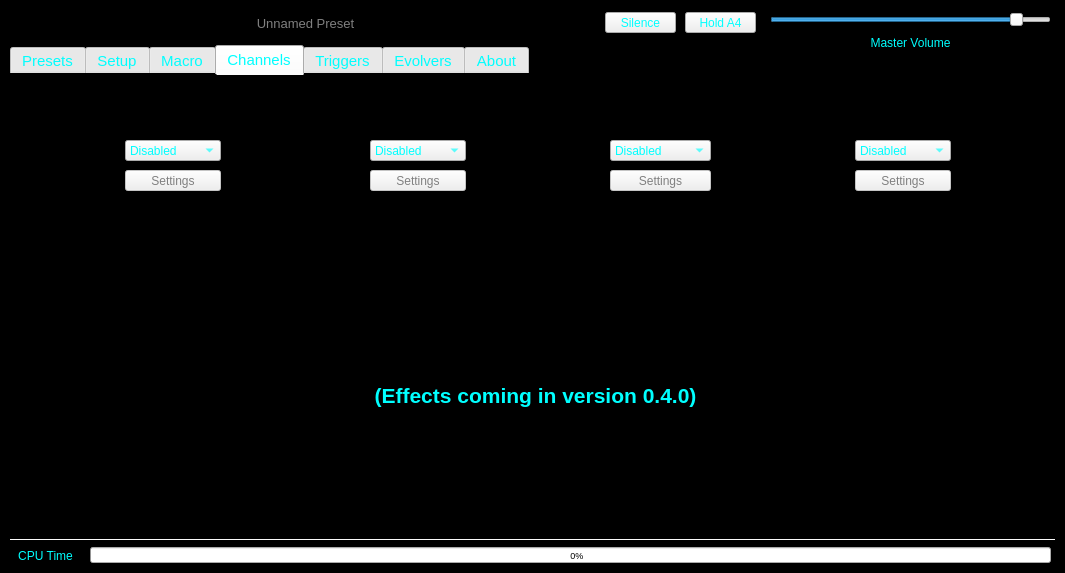
Before: the Qt Designer form ui/sbmain/soundbenchmain.ui in TheDaemoness/Soundbench, drawn with Qt 5.
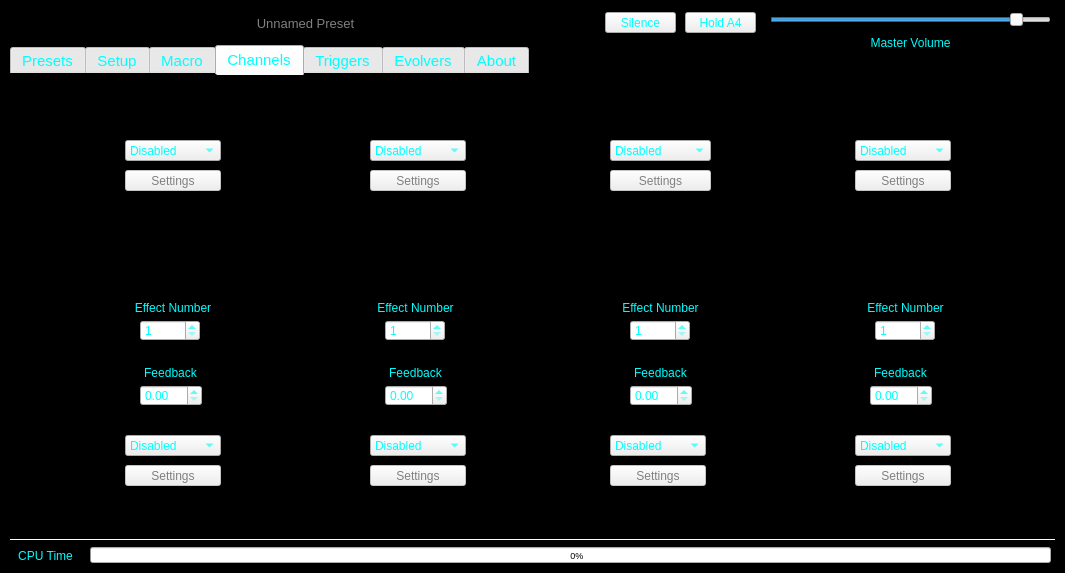
After: the same form once the commit is applied. The open tabs and pages were chosen to show the change. Icons and pictures are not drawn.

Commit message: Added the Effects controls to the Channels UI. Made some minor backend changes.

What changed in the file:
```diff
--- a/ui/sbmain/soundbenchmain.ui
+++ b/ui/sbmain/soundbenchmain.ui
@@ -290,6 +290,50 @@
 	border-image: url(:/spinbox/spinbox_lower_disabled.png);
 }
 
+QDoubleSpinBox {
+	color: cyan;
+	border-image: url(:/spinbox/spinbox_frame.png);
+}
+QDoubleSpinBox:hover {
+	border-image: url(:/spinbox/spinbox_frame_hover.png);
+}
+QDoubleSpinBox:focus {
+	border-image: url(:/spinbox/spinbox_frame_edit.png);
+}
+QDoubleSpinBox:disabled{
+	border-image: url(:/spinbox/spinbox_frame_disabled.png);
+	color: gray;
+}
+QDoubleSpinBox::up-button {
+	height: 11px;
+	width: 20px;
+	border-image: url(:/spinbox/spinbox_upper_idle.png);
+}
+QDoubleSpinBox::down-button {
+	height: 11px;
+	width: 20px;
+	border-image: url(:/spinbox/spinbox_lower_idle.png);
+}
+QDoubleSpinBox::up-button:hover {
+	border-image: url(:/spinbox/spinbox_upper_hover.png);
+}
+QDoubleSpinBox::up-button:pressed {
+	border-image: url(:/spinbox/spinbox_upper_pressed.png);
+}
+QDoubleSpinBox::up-button:disabled {
+	border-image: url(:/spinbox/spinbox_upper_disabled.png);
+}
+
+QDoubleSpinBox::down-button:hover {
+	border-image: url(:/spinbox/spinbox_lower_hover.png);
+}
+QDoubleSpinBox::down-button:pressed {
+	border-image: url(:/spinbox/spinbox_lower_pressed.png);
+}
+QDoubleSpinBox::down-button:disabled {
+	border-image: url(:/spinbox/spinbox_lower_disabled.png);
+}
+
 QPushButton {
 	border-image: url(:/buttons/button75_idle.png);
 }
@@ -1745,40 +1789,514 @@
        </property>
       </item>
      </widget>
-     <widget class="QGraphicsView" name="graphicsView">
+     <widget class="QLabel" name="fxNumberLabel1">
       <property name="geometry">
        <rect>
-        <x>10</x>
-        <y>195</y>
-        <width>1036</width>
-        <height>251</height>
+        <x>100</x>
+        <y>220</y>
+        <width>126</width>
+        <height>25</height>
        </rect>
       </property>
+      <property name="font">
+       <font>
+        <family>Ubuntu</family>
+       </font>
+      </property>
+      <property name="styleSheet">
+       <string notr="true"/>
+      </property>
+      <property name="text">
+       <string>Effect Number</string>
+      </property>
+      <property name="alignment">
+       <set>Qt::AlignCenter</set>
+      </property>
      </widget>
      <widget class="QLabel" name="macroComingSoon_2">
       <property name="geometry">
        <rect>
-        <x>10</x>
-        <y>195</y>
-        <width>1031</width>
-        <height>251</height>
+        <x>345</x>
+        <y>220</y>
+        <width>121</width>
+        <height>25</height>
        </rect>
       </property>
       <property name="font">
        <font>
         <family>Ubuntu</family>
-        <pointsize>16</pointsize>
-        <weight>75</weight>
-        <bold>true</bold>
        </font>
       </property>
+      <property name="styleSheet">
+       <string notr="true"/>
+      </property>
       <property name="text">
-       <string>(Effects coming in version 0.4.0)</string>
+       <string>Effect Number</string>
       </property>
       <property name="alignment">
        <set>Qt::AlignCenter</set>
       </property>
      </widget>
+     <widget class="QLabel" name="fxNumberLabel3">
+      <property name="geometry">
+       <rect>
+        <x>590</x>
+        <y>220</y>
+        <width>121</width>
+        <height>25</height>
+       </rect>
+      </property>
+      <property name="font">
+       <font>
+        <family>Ubuntu</family>
+       </font>
+      </property>
+      <property name="styleSheet">
+       <string notr="true"/>
+      </property>
+      <property name="text">
+       <string>Effect Number</string>
+      </property>
+      <property name="alignment">
+       <set>Qt::AlignCenter</set>
+      </property>
+     </widget>
+     <widget class="QLabel" name="fxNumberLabel4">
+      <property name="geometry">
+       <rect>
+        <x>835</x>
+        <y>220</y>
+        <width>121</width>
+        <height>25</height>
+       </rect>
+      </property>
+      <property name="font">
+       <font>
+        <family>Ubuntu</family>
+       </font>
+      </property>
+      <property name="styleSheet">
+       <string notr="true"/>
+      </property>
+      <property name="text">
+       <string>Effect Number</string>
+      </property>
+      <property name="alignment">
+       <set>Qt::AlignCenter</set>
+      </property>
+     </widget>
+     <widget class="QSpinBox" name="fxNumberBox1">
+      <property name="geometry">
+       <rect>
+        <x>130</x>
+        <y>245</y>
+        <width>60</width>
+        <height>21</height>
+       </rect>
+      </property>
+      <property name="minimum">
+       <number>1</number>
+      </property>
+      <property name="maximum">
+       <number>4</number>
+      </property>
+     </widget>
+     <widget class="QSpinBox" name="fxNumberBox2">
+      <property name="geometry">
+       <rect>
+        <x>375</x>
+        <y>245</y>
+        <width>60</width>
+        <height>21</height>
+       </rect>
+      </property>
+      <property name="minimum">
+       <number>1</number>
+      </property>
+      <property name="maximum">
+       <number>4</number>
+      </property>
+     </widget>
+     <widget class="QSpinBox" name="fxNumberBox3">
+      <property name="geometry">
+       <rect>
+        <x>620</x>
+        <y>245</y>
+        <width>60</width>
+        <height>21</height>
+       </rect>
+      </property>
+      <property name="minimum">
+       <number>1</number>
+      </property>
+      <property name="maximum">
+       <number>4</number>
+      </property>
+     </widget>
+     <widget class="QSpinBox" name="fxNumberBox4">
+      <property name="geometry">
+       <rect>
+        <x>865</x>
+        <y>245</y>
+        <width>60</width>
+        <height>21</height>
+       </rect>
+      </property>
+      <property name="minimum">
+       <number>1</number>
+      </property>
+      <property name="maximum">
+       <number>4</number>
+      </property>
+     </widget>
+     <widget class="QComboBox" name="fx1TypeBox">
+      <property name="geometry">
+       <rect>
+        <x>115</x>
+        <y>360</y>
+        <width>96</width>
+        <height>21</height>
+       </rect>
+      </property>
+      <property name="toolTip">
+       <string>Change this generator's type.</string>
+      </property>
+      <item>
+       <property name="text">
+        <string>Disabled</string>
+       </property>
+      </item>
+      <item>
+       <property name="text">
+        <string>Biquad</string>
+       </property>
+      </item>
+     </widget>
+     <widget class="QPushButton" name="fx1SettButton">
+      <property name="enabled">
+       <bool>false</bool>
+      </property>
+      <property name="geometry">
+       <rect>
+        <x>115</x>
+        <y>390</y>
+        <width>96</width>
+        <height>21</height>
+       </rect>
+      </property>
+      <property name="font">
+       <font>
+        <family>Ubuntu</family>
+       </font>
+      </property>
+      <property name="toolTip">
+       <string/>
+      </property>
+      <property name="text">
+       <string>Settings</string>
+      </property>
+     </widget>
+     <widget class="QPushButton" name="fx2SettButton">
+      <property name="enabled">
+       <bool>false</bool>
+      </property>
+      <property name="geometry">
+       <rect>
+        <x>360</x>
+        <y>390</y>
+        <width>96</width>
+        <height>21</height>
+       </rect>
+      </property>
+      <property name="font">
+       <font>
+        <family>Ubuntu</family>
+       </font>
+      </property>
+      <property name="toolTip">
+       <string/>
+      </property>
+      <property name="text">
+       <string>Settings</string>
+      </property>
+     </widget>
+     <widget class="QComboBox" name="fx2TypeBox">
+      <property name="geometry">
+       <rect>
+        <x>360</x>
+        <y>360</y>
+        <width>96</width>
+        <height>21</height>
+       </rect>
+      </property>
+      <property name="toolTip">
+       <string>Change this generator's type.</string>
+      </property>
+      <item>
+       <property name="text">
+        <string>Disabled</string>
+       </property>
+      </item>
+      <item>
+       <property name="text">
+        <string>Biquad</string>
+       </property>
+      </item>
+     </widget>
+     <widget class="QComboBox" name="fx3TypeBox">
+      <property name="geometry">
+       <rect>
+        <x>600</x>
+        <y>360</y>
+        <width>96</width>
+        <height>21</height>
+       </rect>
+      </property>
+      <property name="toolTip">
+       <string>Change this generator's type.</string>
+      </property>
+      <item>
+       <property name="text">
+        <string>Disabled</string>
+       </property>
+      </item>
+      <item>
+       <property name="text">
+        <string>Biquad</string>
+       </property>
+      </item>
+     </widget>
+     <widget class="QPushButton" name="fx3SettButton">
+      <property name="enabled">
+       <bool>false</bool>
+      </property>
+      <property name="geometry">
+       <rect>
+        <x>600</x>
+        <y>390</y>
+        <width>96</width>
+        <height>21</height>
+       </rect>
+      </property>
+      <property name="font">
+       <font>
+        <family>Ubuntu</family>
+       </font>
+      </property>
+      <property name="toolTip">
+       <string/>
+      </property>
+      <property name="text">
+       <string>Settings</string>
+      </property>
+     </widget>
+     <widget class="QComboBox" name="fx4TypeBox">
+      <property name="geometry">
+       <rect>
+        <x>845</x>
+        <y>360</y>
+        <width>96</width>
+        <height>21</height>
+       </rect>
+      </property>
+      <property name="toolTip">
+       <string>Change this generator's type.</string>
+      </property>
+      <item>
+       <property name="text">
+        <string>Disabled</string>
+       </property>
+      </item>
+      <item>
+       <property name="text">
+        <string>Biquad</string>
+       </property>
+      </item>
+     </widget>
+     <widget class="QPushButton" name="fx4SettButton">
+      <property name="enabled">
+       <bool>false</bool>
+      </property>
+      <property name="geometry">
+       <rect>
+        <x>845</x>
+        <y>390</y>
+        <width>96</width>
+        <height>21</height>
+       </rect>
+      </property>
+      <property name="font">
+       <font>
+        <family>Ubuntu</family>
+       </font>
+      </property>
+      <property name="toolTip">
+       <string/>
+      </property>
+      <property name="text">
+       <string>Settings</string>
+      </property>
+     </widget>
+     <widget class="QLabel" name="fxFeedbackLabel1">
+      <property name="geometry">
+       <rect>
+        <x>100</x>
+        <y>285</y>
+        <width>121</width>
+        <height>25</height>
+       </rect>
+      </property>
+      <property name="font">
+       <font>
+        <family>Ubuntu</family>
+       </font>
+      </property>
+      <property name="styleSheet">
+       <string notr="true"/>
+      </property>
+      <property name="text">
+       <string>Feedback</string>
+      </property>
+      <property name="alignment">
+       <set>Qt::AlignCenter</set>
+      </property>
+     </widget>
+     <widget class="QDoubleSpinBox" name="fx1Feedback">
+      <property name="geometry">
+       <rect>
+        <x>130</x>
+        <y>310</y>
+        <width>62</width>
+        <height>21</height>
+       </rect>
+      </property>
+      <property name="maximum">
+       <double>1.000000000000000</double>
+      </property>
+      <property name="singleStep">
+       <double>0.050000000000000</double>
+      </property>
+     </widget>
+     <widget class="QLabel" name="fxFeedbackLabel2">
+      <property name="geometry">
+       <rect>
+        <x>345</x>
+        <y>285</y>
+        <width>121</width>
+        <height>25</height>
+       </rect>
+      </property>
+      <property name="font">
+       <font>
+        <family>Ubuntu</family>
+       </font>
+      </property>
+      <property name="styleSheet">
+       <string notr="true"/>
+      </property>
+      <property name="text">
+       <string>Feedback</string>
+      </property>
+      <property name="alignment">
+       <set>Qt::AlignCenter</set>
+      </property>
+     </widget>
+     <widget class="QDoubleSpinBox" name="fx2Feedback">
+      <property name="geometry">
+       <rect>
+        <x>375</x>
+        <y>310</y>
+        <width>62</width>
+        <height>21</height>
+       </rect>
+      </property>
+      <property name="maximum">
+       <double>1.000000000000000</double>
+      </property>
+      <property name="singleStep">
+       <double>0.050000000000000</double>
+      </property>
+     </widget>
+     <widget class="QLabel" name="fxFeedbackLabel3">
+      <property name="geometry">
+       <rect>
+        <x>590</x>
+        <y>285</y>
+        <width>121</width>
+        <height>25</height>
+       </rect>
+      </property>
+      <property name="font">
+       <font>
+        <family>Ubuntu</family>
+       </font>
+      </property>
+      <property name="styleSheet">
+       <string notr="true"/>
+      </property>
+      <property name="text">
+       <string>Feedback</string>
+      </property>
+      <property name="alignment">
+       <set>Qt::AlignCenter</set>
+      </property>
+     </widget>
+     <widget class="QDoubleSpinBox" name="fx3Feedback">
+      <property name="geometry">
+       <rect>
+        <x>620</x>
+        <y>310</y>
+        <width>62</width>
+        <height>21</height>
+       </rect>
+      </property>
+      <property name="maximum">
+       <double>1.000000000000000</double>
+      </property>
+      <property name="singleStep">
+       <double>0.050000000000000</double>
+      </property>
+     </widget>
+     <widget class="QLabel" name="fxFeedbackLabel4">
+      <property name="geometry">
+       <rect>
+        <x>830</x>
+        <y>285</y>
+        <width>121</width>
+        <height>25</height>
+       </rect>
+      </property>
+      <property name="font">
+       <font>
+        <family>Ubuntu</family>
+       </font>
+      </property>
+      <property name="styleSheet">
+       <string notr="true"/>
+      </property>
+      <property name="text">
+       <string>Feedback</string>
+      </property>
+      <property name="alignment">
+       <set>Qt::AlignCenter</set>
+      </property>
+     </widget>
+     <widget class="QDoubleSpinBox" name="fx3Feedback_2">
+      <property name="geometry">
+       <rect>
+        <x>860</x>
+        <y>310</y>
+        <width>62</width>
+        <height>21</height>
+       </rect>
+      </property>
+      <property name="maximum">
+       <double>1.000000000000000</double>
+      </property>
+      <property name="singleStep">
+       <double>0.050000000000000</double>
+      </property>
+     </widget>
     </widget>
     <widget class="QWidget" name="tabTriggers">
      <attribute name="title">
```
Left out of the diff: 4 changed lines with no effect on the pictures. The commit also changes 3 other files.
